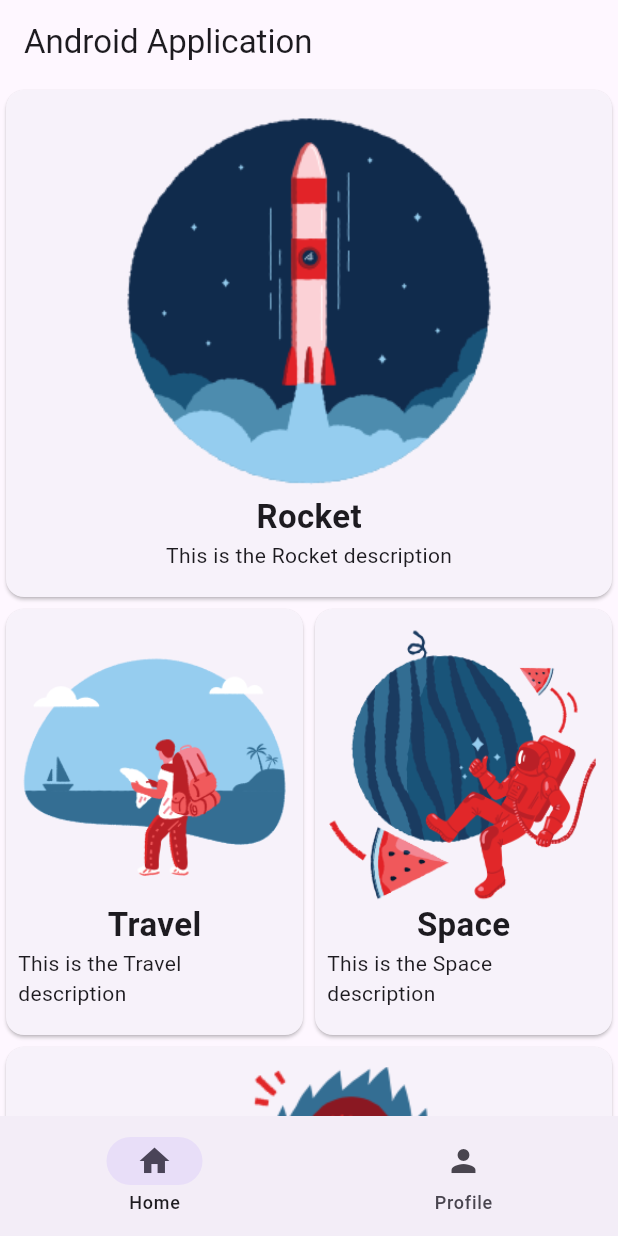
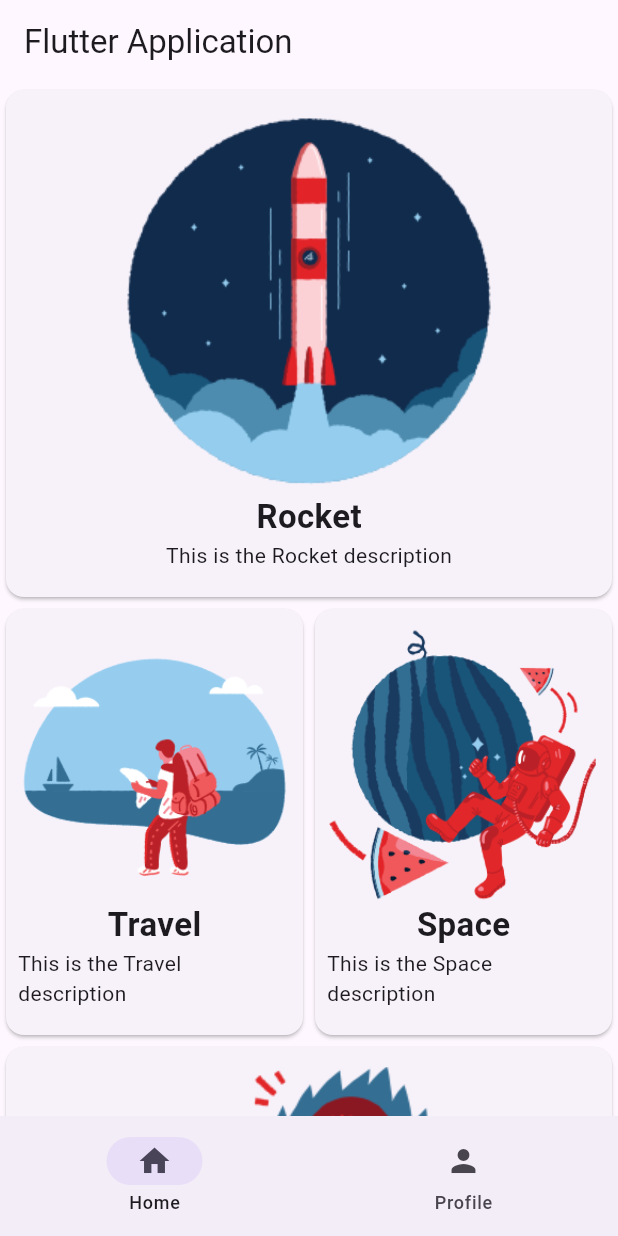
Before and after one commit to Maheswaran-V/Flutterapps, a Flutter app: the screen it shows after launch, on a phone screen of 412 x 824 dp. Run offline on Flutter 3.47's test engine with Material 2 defaults, Android fonts, the phone set to English and light mode, and no system bars.

Commit message:
everything has back

```diff
--- a/lib/pages/home_page.dart
+++ b/lib/pages/home_page.dart
@@ -9,7 +9,7 @@ class HomePage extends StatelessWidget {
   Widget build(BuildContext context) {
     return Scaffold(
         appBar: AppBar(
-          title: const Text("Android Application"),
+          title: const Text("Flutter Application"),
         ),
         body: const SingleChildScrollView(
           child: Column(
```
